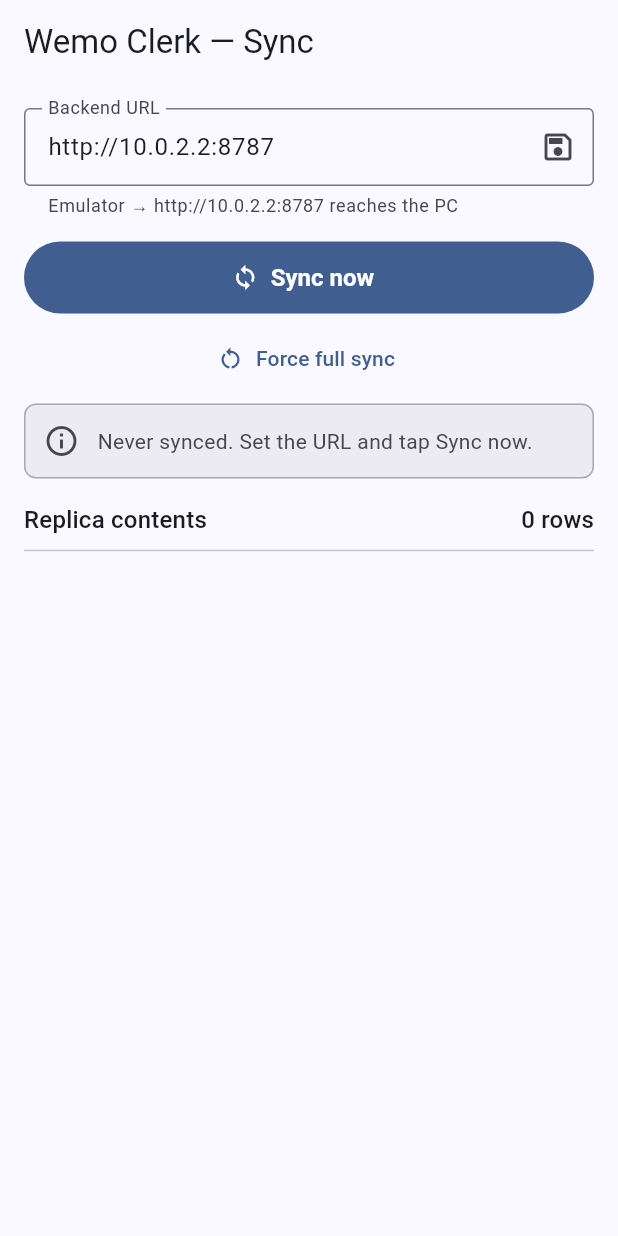
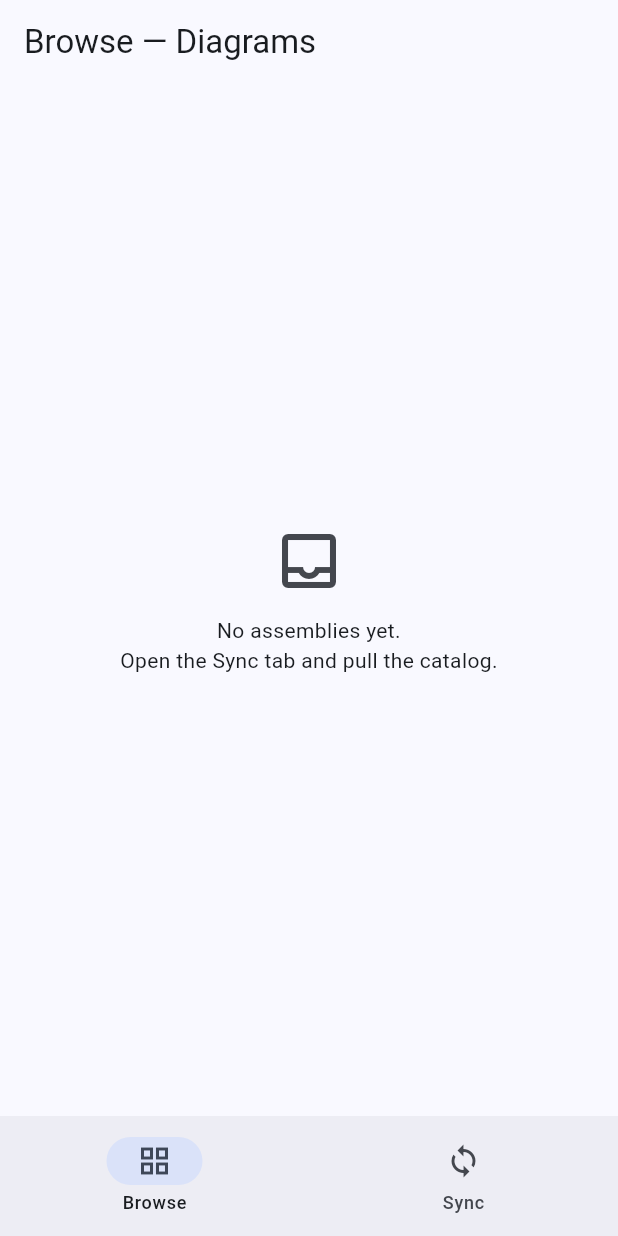
Before and after one commit to fransiscowijaya1999/wemo-assistant, a Flutter app: the screen it shows after launch, on a phone screen of 412 x 824 dp. Run offline on Flutter 3.47's test engine with Material 3 defaults, Android fonts, the phone set to English and light mode, and no system bars; our stand-ins replace drift, drift_flutter, shared_preferences; accounts and stored records are empty; generated files the repository leaves out were written again.

Commit message:
feat(mobile): M2 - diagram image sync + cache + dot-mapped viewer
- core/images/ImageStore: on-disk diagram cache, one file per assembly
  (<docs>/diagrams/<id>.img).
- SyncApi.fetchImage + features/sync/data/ImageSyncService: after each sync,
  fetch/remove images for the assemblies that changed in the delta
  (last-state-wins per id; best-effort so image failures never fail the row
  sync). SyncController tracks imagesFetched; shown in the status banner.
- features/browse: CatalogRepository (reactive assembly list + dot->part
  join), DiagramView (cached image with normalized 0..1 dots in an
  InteractiveViewer, tappable numbered markers), DiagramScreen (inline part
  card on tap: refNo/name/primary number), AssemblyListScreen.
- features/home/HomeShell: Browse / Sync bottom-nav shell.

Verified on the Android emulator (emulator-5554): force full sync fetched +
cached the diagram image, then Browse -> assembly rendered the balloon dot.
flutter analyze clean; integration test passes.

Co-Authored-By: Claude Opus 4.8 <noreply@anthropic.com>

```diff
--- a/apps/mobile/lib/app.dart
+++ b/apps/mobile/lib/app.dart
@@ -2,16 +2,19 @@ import 'package:flutter/material.dart';
 import 'package:provider/provider.dart';
 
 import 'core/db/app_database.dart';
+import 'core/images/image_store.dart';
 import 'core/settings/app_settings.dart';
 import 'core/theme/app_theme.dart';
+import 'features/browse/data/catalog_repository.dart';
+import 'features/home/home_shell.dart';
 import 'features/sync/sync_controller.dart';
-import 'features/sync/sync_screen.dart';
 
 class WemoClerkApp extends StatelessWidget {
-  const WemoClerkApp({super.key, required this.db, required this.settings});
+  const WemoClerkApp({super.key, required this.db, required this.settings, required this.imageStore});
 
   final AppDatabase db;
   final AppSettings settings;
+  final ImageStore imageStore;
 
   @override
   Widget build(BuildContext context) {
@@ -19,15 +22,17 @@ class WemoClerkApp extends StatelessWidget {
       providers: [
         Provider<AppDatabase>.value(value: db),
         Provider<AppSettings>.value(value: settings),
+        Provider<ImageStore>.value(value: imageStore),
+        Provider<CatalogRepository>(create: (_) => CatalogRepository(db)),
         ChangeNotifierProvider<SyncController>(
-          create: (_) => SyncController(db: db, settings: settings),
+          create: (_) => SyncController(db: db, settings: settings, imageStore: imageStore),
         ),
       ],
       child: MaterialApp(
         title: 'Wemo Clerk',
         debugShowCheckedModeBanner: false,
         theme: AppTheme.light,
-        home: const SyncScreen(),
+        home: const HomeShell(),
       ),
     );
   }
--- /dev/null
+++ b/apps/mobile/lib/features/browse/assembly_list_screen.dart
@@ -0,0 +1,73 @@
+import 'package:flutter/material.dart';
+import 'package:provider/provider.dart';
+
+import 'data/catalog_repository.dart';
+import 'diagram_screen.dart';
+import 'models.dart';
+
+/// Browse tab: every assembly in the replica; tap one to open its diagram.
+/// (A later slice groups these by machine → engine/frame → grid.)
+class AssemblyListScreen extends StatelessWidget {
+  const AssemblyListScreen({super.key});
+
+  @override
+  Widget build(BuildContext context) {
+    final repo = context.read<CatalogRepository>();
+    return Scaffold(
+      appBar: AppBar(title: const Text('Browse — Diagrams')),
+      body: StreamBuilder<List<AssemblyListItem>>(
+        stream: repo.watchAssemblies(),
+        builder: (context, snap) {
+          if (!snap.hasData) return const Center(child: CircularProgressIndicator());
+          final items = snap.data!;
+          if (items.isEmpty) return const _Empty();
+          return ListView.separated(
+            itemCount: items.length,
+            separatorBuilder: (_, _) => const Divider(height: 1),
+            itemBuilder: (context, i) {
+              final a = items[i];
+              return ListTile(
+                leading: CircleAvatar(
+                  child: Icon(a.groupType == 'engine' ? Icons.settings_suggest : Icons.two_wheeler),
+                ),
+                title: Text('${a.code} · ${a.name}'),
+                subtitle: Text('${a.machineLabel} · ${a.groupType}'),
+                trailing: Icon(
+                  a.hasImage ? Icons.image_outlined : Icons.hide_image_outlined,
+                  color: a.hasImage ? null : Theme.of(context).disabledColor,
+                ),
+                onTap: () => Navigator.of(context).push(
+                  MaterialPageRoute(builder: (_) => DiagramScreen(assemblyId: a.id)),
+                ),
+              );
+            },
+          );
+        },
+      ),
+    );
+  }
+}
+
+class _Empty extends StatelessWidget {
+  const _Empty();
+
+  @override
+  Widget build(BuildContext context) {
+    return Center(
+      child: Padding(
+        padding: const EdgeInsets.all(32),
+        child: Column(
+          mainAxisSize: MainAxisSize.min,
+          children: [
+            Icon(Icons.inbox_outlined, size: 48, color: Theme.of(context).colorScheme.onSurfaceVariant),
+            const SizedBox(height: 12),
+            const Text(
+              'No assemblies yet.\nOpen the Sync tab and pull the catalog.',
+              textAlign: TextAlign.center,
+            ),
+          ],
+        ),
+      ),
+    );
+  }
+}
--- /dev/null
+++ b/apps/mobile/lib/features/browse/models.dart
@@ -0,0 +1,61 @@
+// View models for the Browse feature (flattened joins the UI renders directly).
+
+/// One row in the assemblies list.
+class AssemblyListItem {
+  const AssemblyListItem({
+    required this.id,
+    required this.code,
+    required this.name,
+    required this.groupType,
+    required this.machineLabel,
+    required this.hasImage,
+  });
+
+  final String id;
+  final String code; // E-1 / F-13
+  final String name; // Cylinder Head
+  final String groupType; // engine | frame
+  final String machineLabel; // "Honda BeAT"
+  final bool hasImage;
+}
+
+/// Assembly header + diagram geometry.
+class AssemblyMeta {
+  const AssemblyMeta({
+    required this.id,
+    required this.code,
+    required this.name,
+    required this.width,
+    required this.height,
+    required this.hasImage,
+  });
+
+  final String id;
+  final String code;
+  final String name;
+  final int? width; // stored diagram pixel size, for aspect ratio
+  final int? height;
+  final bool hasImage;
+
+  double? get aspectRatio =>
+      (width != null && height != null && height! > 0) ? width! / height! : null;
+}
+
+/// A balloon dot on a diagram, resolved to its position + part.
+class DiagramDot {
+  const DiagramDot({
+    required this.itemId,
+    required this.refNo,
+    required this.x,
+    required this.y,
+    required this.partName,
+    required this.primaryNumber,
+  });
+
+  final String itemId;
+  final String refNo; // balloon label
+  final double x; // normalized 0..1 on the stored image
+  final double y;
+  final String? partName;
+  final String? primaryNumber;
+}
--- /dev/null
+++ b/apps/mobile/lib/features/home/home_shell.dart
@@ -0,0 +1,35 @@
+import 'package:flutter/material.dart';
+
+import '../browse/assembly_list_screen.dart';
+import '../sync/sync_screen.dart';
+
+/// Top-level shell with the two M2 destinations: Browse (diagrams) and Sync.
+/// (Search / Part detail arrive in later slices.)
+class HomeShell extends StatefulWidget {
+  const HomeShell({super.key});
+
+  @override
+  State<HomeShell> createState() => _HomeShellState();
+}
+
+class _HomeShellState extends State<HomeShell> {
+  int _index = 0;
+
+  @override
+  Widget build(BuildContext context) {
+    return Scaffold(
+      body: IndexedStack(
+        index: _index,
+        children: const [AssemblyListScreen(), SyncScreen()],
+      ),
+      bottomNavigationBar: NavigationBar(
+        selectedIndex: _index,
+        onDestinationSelected: (i) => setState(() => _index = i),
+        destinations: const [
+          NavigationDestination(icon: Icon(Icons.grid_view_outlined), selectedIcon: Icon(Icons.grid_view), label: 'Browse'),
+          NavigationDestination(icon: Icon(Icons.sync_outlined), selectedIcon: Icon(Icons.sync), label: 'Sync'),
+        ],
+      ),
+    );
+  }
+}
--- /dev/null
+++ b/apps/mobile/lib/features/sync/data/image_sync.dart
@@ -0,0 +1,52 @@
+import '../../../core/images/image_store.dart';
+import 'sync_api.dart';
+
+/// The assembly-image state that changed in a sync delta.
+class AssemblyImageDelta {
+  const AssemblyImageDelta({required this.id, required this.hasImage, required this.deleted});
+  final String id;
+  final bool hasImage; // imageRef != null
+  final bool deleted; // deletedAt != null
+}
+
+class ImageSyncResult {
+  const ImageSyncResult({required this.fetched, required this.removed, required this.failed});
+  final int fetched;
+  final int removed;
+  final int failed;
+}
+
+/// Downloads/removes cached diagram images for the assemblies that changed in a
+/// sync. Only assemblies present in a delta are touched, so a normal sync
+/// refetches just what changed; a full sync refetches everything. Best-effort:
+/// an image failure never fails the row sync (the data is already applied).
+class ImageSyncService {
+  ImageSyncService({required this.api, required this.store});
+
+  final SyncApi api;
+  final ImageStore store;
+
+  Future<ImageSyncResult> sync(Iterable<AssemblyImageDelta> deltas) async {
+    var fetched = 0, removed = 0, failed = 0;
+    for (final d in deltas) {
+      try {
+        if (d.deleted || !d.hasImage) {
+          await store.delete(d.id);
+          removed++;
+          continue;
+        }
+        final bytes = await api.fetchImage(d.id);
+        if (bytes == null) {
+          await store.delete(d.id);
+          removed++;
+        } else {
+          await store.write(d.id, bytes);
+          fetched++;
+        }
+      } catch (_) {
+        failed++;
+      }
+    }
+    return ImageSyncResult(fetched: fetched, removed: removed, failed: failed);
+  }
+}
--- a/apps/mobile/lib/features/sync/sync_controller.dart
+++ b/apps/mobile/lib/features/sync/sync_controller.dart
@@ -1,7 +1,9 @@
 import 'package:flutter/foundation.dart';
 
 import '../../core/db/app_database.dart';
+import '../../core/images/image_store.dart';
 import '../../core/settings/app_settings.dart';
+import 'data/image_sync.dart';
 import 'data/sync_api.dart';
 import 'data/sync_repository.dart';
 
@@ -11,20 +13,24 @@ enum SyncStatus { idle, syncing, success, error }
 ///
 /// The read-only replica pulls pages until `hasMore` is false, persisting the
 /// cursor after each page (partial progress survives a crash; pages are
-/// idempotent). Nothing here ever writes back to the backend.
+/// idempotent). After the rows apply, diagram images for the assemblies that
+/// changed are fetched into the on-disk cache. Nothing here writes back.
 class SyncController extends ChangeNotifier {
-  SyncController({required this.db, required this.settings}) : _repo = SyncRepository(db) {
+  SyncController({required this.db, required this.settings, required this.imageStore})
+    : _repo = SyncRepository(db) {
     _load();
   }
 
   final AppDatabase db;
   final AppSettings settings;
+  final ImageStore imageStore;
   final SyncRepository _repo;
 
   SyncStatus status = SyncStatus.idle;
   String? errorMessage;
   int pagesPulled = 0;
   int rowsPulled = 0;
+  int imagesFetched = 0;
   DateTime? lastSyncedAt;
   Map<String, int> tableCounts = const {};
 
@@ -45,9 +51,12 @@ class SyncController extends ChangeNotifier {
     errorMessage = null;
     pagesPulled = 0;
     rowsPulled = 0;
+    imagesFetched = 0;
     notifyListeners();
 
     final api = SyncApi(baseUrl: settings.baseUrl);
+    // Last-seen image state per assembly across the session (id -> delta).
+    final imageDeltas = <String, AssemblyImageDelta>{};
     try {
       var cursor = await _repo.currentCursor();
       while (true) {
@@ -56,12 +65,25 @@ class SyncController extends ChangeNotifier {
         cursor = page.cursor;
         await _repo.saveCursor(cursor);
 
+        for (final row in page.tables['assemblies'] ?? const []) {
+          imageDeltas[row['id'] as String] = AssemblyImageDelta(
+            id: row['id'] as String,
+            hasImage: row['imageRef'] != null,
+            deleted: row['deletedAt'] != null,
+          );
+        }
+
         pagesPulled++;
         rowsPulled += page.tables.values.fold<int>(0, (sum, rows) => sum + rows.length);
         notifyListeners();
 
         if (!page.hasMore) break;
       }
+
+      // Images are best-effort: the catalog data is already synced.
+      final imageResult = await ImageSyncService(api: api, store: imageStore).sync(imageDeltas.values);
+      imagesFetched = imageResult.fetched;
+
       await _repo.markSynced(DateTime.now());
       lastSyncedAt = await _repo.lastSyncedAt();
       tableCounts = await db.tableCounts();
--- a/apps/mobile/lib/features/sync/sync_screen.dart
+++ b/apps/mobile/lib/features/sync/sync_screen.dart
@@ -129,8 +129,8 @@ class _StatusBanner extends StatelessWidget {
       SyncStatus.success => (
         Icons.check_circle_outline,
         Colors.green.shade700,
-        'Synced ${controller.rowsPulled} row(s) across ${controller.pagesPulled} page(s). '
-            'Last synced ${_ago(controller.lastSyncedAt!)}.',
+        'Synced ${controller.rowsPulled} row(s), ${controller.imagesFetched} image(s) '
+            'across ${controller.pagesPulled} page(s). Last synced ${_ago(controller.lastSyncedAt!)}.',
       ),
       SyncStatus.error => (Icons.error_outline, scheme.error, controller.errorMessage ?? 'Sync failed'),
     };
--- a/apps/mobile/lib/main.dart
+++ b/apps/mobile/lib/main.dart
@@ -3,6 +3,7 @@ import 'package:shared_preferences/shared_preferences.dart';
 
 import 'app.dart';
 import 'core/db/app_database.dart';
+import 'core/images/image_store.dart';
 import 'core/settings/app_settings.dart';
 
 Future<void> main() async {
@@ -10,5 +11,6 @@ Future<void> main() async {
   final prefs = await SharedPreferences.getInstance();
   final settings = AppSettings(prefs);
   final db = AppDatabase();
-  runApp(WemoClerkApp(db: db, settings: settings));
+  final imageStore = ImageStore();
+  runApp(WemoClerkApp(db: db, settings: settings, imageStore: imageStore));
 }
```
Also changed, not shown: apps/mobile/lib/core/images/image_store.dart (added, +37 -0 lines), apps/mobile/lib/features/browse/data/catalog_repository.dart (added, +81 -0 lines), apps/mobile/lib/features/browse/diagram_screen.dart (added, +186 -0 lines), apps/mobile/lib/features/browse/diagram_view.dart (added, +106 -0 lines), apps/mobile/lib/features/sync/data/sync_api.dart (+17 -0 lines), 3 other files.
